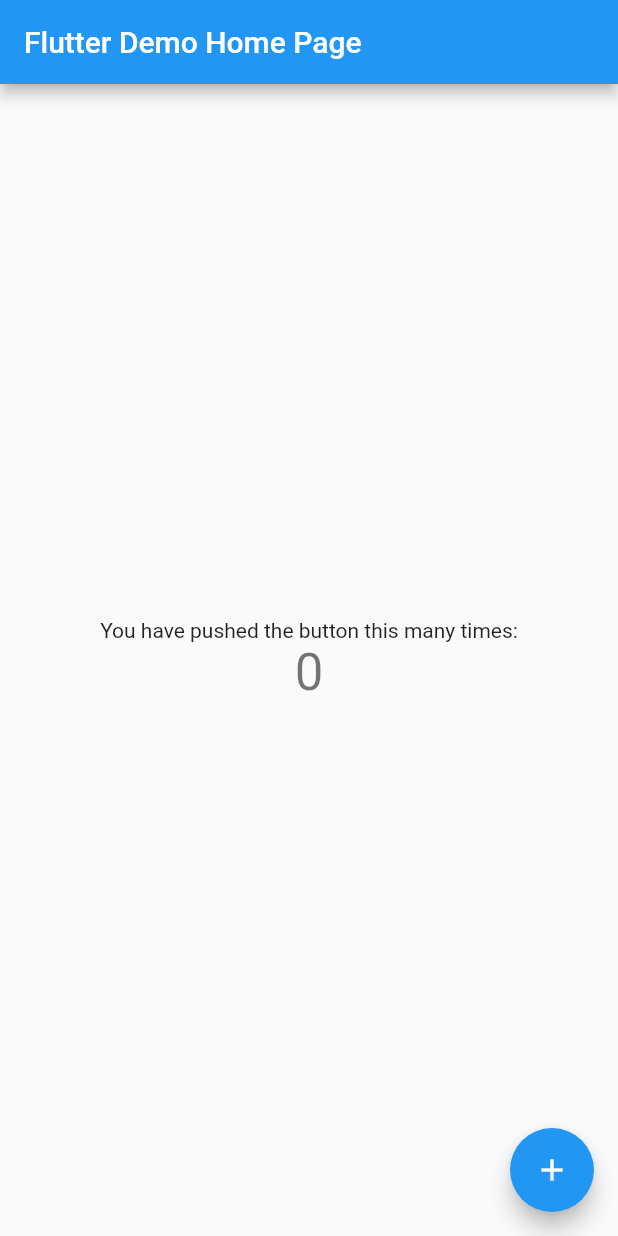
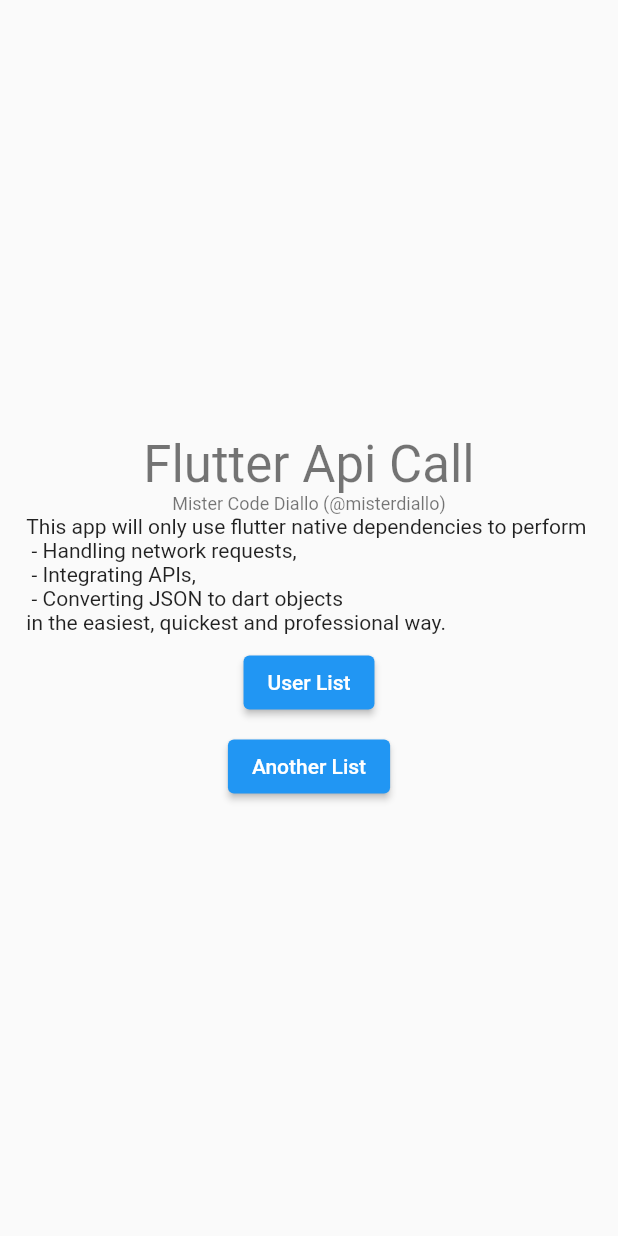
Before and after one commit to misterdiallo/flutter_api_call, a Flutter app: the screen it shows after launch, on a phone screen of 412 x 824 dp. Run offline on Flutter 3.47's test engine with Material 2 defaults, Android fonts, the phone set to English and light mode, and no system bars.

Commit message:
List All Users done

```diff
--- /dev/null
+++ b/lib/api/config/api_constant.dart
@@ -0,0 +1,7 @@
+class ApiConstant {
+  static String url = "https://jsonplaceholder.typicode.com/";
+  static String apiKey = "";
+  static Map<String, String> headerGet = {
+    'Content-type': 'application/json; charset=UTF-8',
+  };
+}
--- /dev/null
+++ b/lib/api/user/model/user_model.dart
@@ -0,0 +1,130 @@
+// To parse this JSON data, do
+//
+//     final user = userFromJson(jsonString);
+
+import 'dart:convert';
+
+List<User> userFromJson(String str) =>
+    List<User>.from(json.decode(str).map((x) => User.fromJson(x)));
+
+String userToJson(List<User> data) =>
+    json.encode(List<dynamic>.from(data.map((x) => x.toJson())));
+
+class User {
+  User({
+    required this.id,
+    required this.name,
+    required this.username,
+    required this.email,
+    required this.address,
+    required this.phone,
+    required this.website,
+    required this.company,
+  });
+
+  final int id;
+  final String name;
+  final String username;
+  final String email;
+  final Address address;
+  final String phone;
+  final String website;
+  final Company company;
+
+  factory User.fromJson(Map<String, dynamic> json) => User(
+        id: json["id"],
+        name: json["name"],
+        username: json["username"],
+        email: json["email"],
+        address: Address.fromJson(json["address"]),
+        phone: json["phone"],
+        website: json["website"],
+        company: Company.fromJson(json["company"]),
+      );
+
+  Map<String, dynamic> toJson() => {
+        "id": id,
+        "name": name,
+        "username": username,
+        "email": email,
+        "address": address.toJson(),
+        "phone": phone,
+        "website": website,
+        "company": company.toJson(),
+      };
+}
+
+class Address {
+  Address({
+    required this.street,
+    required this.suite,
+    required this.city,
+    required this.zipcode,
+    required this.geo,
+  });
+
+  final String street;
+  final String suite;
+  final String city;
+  final String zipcode;
+  final Geo geo;
+
+  factory Address.fromJson(Map<String, dynamic> json) => Address(
+        street: json["street"],
+        suite: json["suite"],
+        city: json["city"],
+        zipcode: json["zipcode"],
+        geo: Geo.fromJson(json["geo"]),
+      );
+
+  Map<String, dynamic> toJson() => {
+        "street": street,
+        "suite": suite,
+        "city": city,
+        "zipcode": zipcode,
+        "geo": geo.toJson(),
+      };
+}
+
+class Geo {
+  Geo({
+    required this.lat,
+    required this.lng,
+  });
+
+  final String lat;
+  final String lng;
+
+  factory Geo.fromJson(Map<String, dynamic> json) => Geo(
+        lat: json["lat"],
+        lng: json["lng"],
+      );
+
+  Map<String, dynamic> toJson() => {
+        "lat": lat,
+        "lng": lng,
+      };
+}
+
+class Company {
+  final String name;
+  final String catchPhrase;
+  final String bs;
+  Company({
+    required this.name,
+    required this.catchPhrase,
+    required this.bs,
+  });
+
+  factory Company.fromJson(Map<String, dynamic> json) => Company(
+        name: json["name"],
+        catchPhrase: json["catchPhrase"],
+        bs: json["bs"],
+      );
+
+  Map<String, dynamic> toJson() => {
+        "name": name,
+        "catchPhrase": catchPhrase,
+        "bs": bs,
+      };
+}
--- /dev/null
+++ b/lib/api/user/repository/user_repository.dart
@@ -0,0 +1,18 @@
+import 'package:flutter_api_call/api/config/api_helper.dart';
+import 'package:flutter_api_call/api/user/model/user_model.dart';
+
+class UserRepository {
+  static Future<List<User>> fetchUserList() async {
+    // await Future.delayed(const Duration(seconds: 2));
+    final response = await ApiHelper().get(url: 'users');
+    if (response != null) {
+      final userList = <User>[];
+      for (var item in response) {
+        userList.add(User.fromJson(item));
+      }
+      return userList;
+    } else {
+      return [];
+    }
+  }
+}
--- a/lib/main.dart
+++ b/lib/main.dart
@@ -1,4 +1,5 @@
 import 'package:flutter/material.dart';
+import 'package:flutter_api_call/screen/home.dart';
 
 void main() {
   runApp(const MyApp());
@@ -7,109 +8,15 @@ void main() {
 class MyApp extends StatelessWidget {
   const MyApp({super.key});
 
-  // This widget is the root of your application.
   @override
   Widget build(BuildContext context) {
     return MaterialApp(
-      title: 'Flutter Demo',
+      debugShowCheckedModeBanner: false,
+      title: 'Flutter API Call',
       theme: ThemeData(
-        // This is the theme of your application.
-        //
-        // Try running your application with "flutter run". You'll see the
-        // application has a blue toolbar. Then, without quitting the app, try
-        // changing the primarySwatch below to Colors.green and then invoke
-        // "hot reload" (press "r" in the console where you ran "flutter run",
-        // or simply save your changes to "hot reload" in a Flutter IDE).
-        // Notice that the counter didn't reset back to zero; the application
-        // is not restarted.
         primarySwatch: Colors.blue,
       ),
-      home: const MyHomePage(title: 'Flutter Demo Home Page'),
+      home: const HomePage(),
     );
   }
 }
-
-class MyHomePage extends StatefulWidget {
-  const MyHomePage({super.key, required this.title});
-
-  // This widget is the home page of your application. It is stateful, meaning
-  // that it has a State object (defined below) that contains fields that affect
-  // how it looks.
-
-  // This class is the configuration for the state. It holds the values (in this
-  // case the title) provided by the parent (in this case the App widget) and
-  // used by the build method of the State. Fields in a Widget subclass are
-  // always marked "final".
-
-  final String title;
-
-  @override
-  State<MyHomePage> createState() => _MyHomePageState();
-}
-
-class _MyHomePageState extends State<MyHomePage> {
-  int _counter = 0;
-
-  void _incrementCounter() {
-    setState(() {
-      // This call to setState tells the Flutter framework that something has
-      // changed in this State, which causes it to rerun the build method below
-      // so that the display can reflect the updated values. If we changed
-      // _counter without calling setState(), then the build method would not be
-      // called again, and so nothing would appear to happen.
-      _counter++;
-    });
-  }
-
-  @override
-  Widget build(BuildContext context) {
-    // This method is rerun every time setState is called, for instance as done
-    // by the _incrementCounter method above.
-    //
-    // The Flutter framework has been optimized to make rerunning build methods
-    // fast, so that you can just rebuild anything that needs updating rather
-    // than having to individually change instances of widgets.
-    return Scaffold(
-      appBar: AppBar(
-        // Here we take the value from the MyHomePage object that was created by
-        // the App.build method, and use it to set our appbar title.
-        title: Text(widget.title),
-      ),
-      body: Center(
-        // Center is a layout widget. It takes a single child and positions it
-        // in the middle of the parent.
-        child: Column(
-          // Column is also a layout widget. It takes a list of children and
-          // arranges them vertically. By default, it sizes itself to fit its
-          // children horizontally, and tries to be as tall as its parent.
-          //
-          // Invoke "debug painting" (press "p" in the console, choose the
-          // "Toggle Debug Paint" action from the Flutter Inspector in Android
-          // Studio, or the "Toggle Debug Paint" command in Visual Studio Code)
-          // to see the wireframe for each widget.
-          //
-          // Column has various properties to control how it sizes itself and
-          // how it positions its children. Here we use mainAxisAlignment to
-          // center the children vertically; the main axis here is the vertical
-          // axis because Columns are vertical (the cross axis would be
-          // horizontal).
-          mainAxisAlignment: MainAxisAlignment.center,
-          children: <Widget>[
-            const Text(
-              'You have pushed the button this many times:',
-            ),
-            Text(
-              '$_counter',
-              style: Theme.of(context).textTheme.headline4,
-            ),
-          ],
-        ),
-      ),
-      floatingActionButton: FloatingActionButton(
-        onPressed: _incrementCounter,
-        tooltip: 'Increment',
-        child: const Icon(Icons.add),
-      ), // This trailing comma makes auto-formatting nicer for build methods.
-    );
-  }
-}
--- /dev/null
+++ b/lib/screen/home.dart
@@ -0,0 +1,53 @@
+import 'package:flutter/material.dart';
+import 'package:flutter_api_call/screen/users/user_list_page.dart';
+
+class HomePage extends StatefulWidget {
+  const HomePage({super.key});
+
+  @override
+  State<HomePage> createState() => _HomePageState();
+}
+
+class _HomePageState extends State<HomePage> {
+  @override
+  Widget build(BuildContext context) {
+    return Scaffold(
+      body: Center(
+        child: Column(
+          mainAxisAlignment: MainAxisAlignment.center,
+          children: [
+            Text(
+              "Flutter Api Call",
+              style: Theme.of(context).textTheme.headline4,
+            ),
+            Text(
+              "Mister Code Diallo (@misterdiallo)",
+              style: Theme.of(context).textTheme.bodySmall,
+            ),
+            Text(
+              "This app will only use flutter native dependencies to perform \n - Handling network requests, \n - Integrating APIs, \n - Converting JSON to dart objects \nin the easiest, quickest and professional way.",
+              style: Theme.of(context).textTheme.bodyMedium,
+            ),
+            Padding(
+              padding: const EdgeInsets.all(8.0),
+              child: ElevatedButton(
+                onPressed: () {
+                  Navigator.push(
+                    context,
+                    MaterialPageRoute(
+                        builder: (context) => const UserListPage()),
+                  );
+                },
+                child: const Text("User List"),
+              ),
+            ),
+            ElevatedButton(
+              onPressed: () {},
+              child: const Text("Another List"),
+            ),
+          ],
+        ),
+      ),
+    );
+  }
+}
--- a/pubspec.yaml
+++ b/pubspec.yaml
@@ -10,6 +10,7 @@ dependencies:
   flutter:
     sdk: flutter
   cupertino_icons: ^1.0.2
+  http: ^0.13.5
 
 
 
```
Also changed, not shown: lib/api/api_constant.dart (deleted, +0 -8 lines), lib/api/config/api_helper.dart (renamed from lib/api/api_helper.dart, +6 -5 lines), lib/screen/users/user_list_page.dart (added, +59 -0 lines), lib/api/config/api_exception.dart (renamed from lib/api/api_exception.dart), lib/api/config/api_response.dart (renamed from lib/api/api_response.dart), pubspec.lock.
